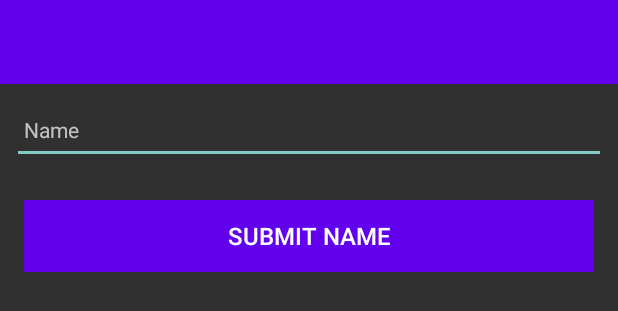
After one commit to 20079934/MyDiaryAndroid, an Android app: the layout activity_rename_diary.xml on its own in the app's theme, with its tools: preview values and no code run, on a phone screen of 412 x 824 dp. The commit adds this screen. Shown: the top 311 px of the screen. Run offline under Robolectric (Android 15) with nearby library versions, the phone set to English and light mode, and no system bars.

Commit message:
Persistence in name change implemented

```diff
--- a/app/src/main/java/com/w20079934/mydiary/activities/DiaryRenameActivity.kt
+++ b/app/src/main/java/com/w20079934/mydiary/activities/DiaryRenameActivity.kt
@@ -1,11 +1,60 @@
 package com.w20079934.mydiary.activities
 
+import android.os.Bundle
+import android.view.Menu
+import android.view.MenuItem
 import androidx.appcompat.app.AppCompatActivity
-import com.w20079934.mydiary.adapters.EntryListener
+import com.w20079934.mydiary.R
+import com.w20079934.mydiary.main.MainApp
+import kotlinx.android.synthetic.main.activity_rename_diary.*
 import org.jetbrains.anko.AnkoLogger
-import org.jetbrains.anko.intentFor
-import org.w20079934.mydiaryapp.fx.models.EntryModel
+import org.jetbrains.anko.toast
+
 
 class DiaryRenameActivity: AppCompatActivity(), AnkoLogger {
+    lateinit var app : MainApp
+
+    override fun onCreate(savedInstanceState : Bundle?) {
+        super.onCreate(savedInstanceState)
+        setContentView(R.layout.activity_rename_diary)
+        app = application as MainApp
+
+        toolbarAdd.title = "Rename Diary"
+        setSupportActionBar(toolbarAdd)
+
+        diaryBox.setText(app.entries.getName())
+
+        btnUpdate.setOnClickListener()
+        {
+            if (diaryBox.text.isNotEmpty())
+            {
+                app.entries.updateName(diaryBox.text.toString())
+                setResult(AppCompatActivity.RESULT_OK)
+                finish()
+            }
+            else
+            {
+                toast(getString(R.string.menu_emptyName))
+            }
+        }
+    }
+
+
+
+    override fun onCreateOptionsMenu(menu: Menu?): Boolean {
+        menuInflater.inflate(R.menu.menu_entry, menu)
+        menu?.removeItem(R.id.removeEntry)
+        return super.onCreateOptionsMenu(menu)
+    }
+
+    override fun onOptionsItemSelected(item: MenuItem): Boolean {
+        when (item.itemId) {
+            R.id.cancelEntry -> {
+                setResult(AppCompatActivity.RESULT_CANCELED)
+                finish()
+            }
+        }
+        return super.onOptionsItemSelected(item)
+    }
 
 }
--- a/app/src/main/java/com/w20079934/mydiary/activities/MainActivity.kt
+++ b/app/src/main/java/com/w20079934/mydiary/activities/MainActivity.kt
@@ -25,7 +25,6 @@ class MainActivity : AppCompatActivity(), EntryListener  {
         setContentView(R.layout.activity_main)
 
         app = application as MainApp
-
 
         toolbar.title = "Hello ${app.entries.getName()}!"
         setSupportActionBar(toolbar)
@@ -65,6 +64,7 @@ class MainActivity : AppCompatActivity(), EntryListener  {
 
     override fun onActivityResult(requestCode: Int, resultCode: Int, data: Intent?) {
         loadEntries()
+        toolbar.title = "Hello ${app.entries.getName()}!"
         super.onActivityResult(requestCode, resultCode, data)
     }
     private fun loadEntries() {
--- /dev/null
+++ b/app/src/main/res/layout/activity_rename_diary.xml
@@ -0,0 +1,69 @@
+<?xml version="1.0" encoding="utf-8"?>
+<androidx.constraintlayout.widget.ConstraintLayout xmlns:android="http://schemas.android.com/apk/res/android"
+    android:layout_width="match_parent"
+    android:layout_height="match_parent"
+    xmlns:app="http://schemas.android.com/apk/res-auto">
+
+    <RelativeLayout
+        android:layout_width="match_parent"
+        android:layout_height="wrap_content"
+        app:layout_constraintBottom_toBottomOf="parent"
+        app:layout_constraintTop_toTopOf="parent">
+
+        <com.google.android.material.appbar.AppBarLayout
+            android:id="@+id/appBarLayout"
+            android:layout_width="match_parent"
+            android:layout_height="wrap_content"
+            android:background="@color/purple_500"
+            android:fitsSystemWindows="true"
+            app:elevation="0dip"
+            app:theme="@style/ThemeOverlay.AppCompat.Dark.ActionBar">
+
+            <androidx.appcompat.widget.Toolbar
+                android:id="@+id/toolbarAdd"
+                android:layout_width="match_parent"
+                android:layout_height="wrap_content"
+                app:titleTextColor="@color/design_default_color_on_primary" />
+        </com.google.android.material.appbar.AppBarLayout>
+
+        <ScrollView
+            android:layout_width="match_parent"
+            android:layout_height="match_parent"
+            android:layout_below="@id/appBarLayout"
+            android:fillViewport="true">
+
+            <LinearLayout
+                android:layout_width="match_parent"
+                android:layout_height="wrap_content"
+                android:orientation="vertical">
+
+                <EditText
+                    android:id="@+id/diaryBox"
+                    android:layout_width="match_parent"
+                    android:layout_height="45dp"
+                    android:layout_margin="8dp"
+                    android:autofillHints=""
+                    android:hint="@string/hint_diaryName"
+                    android:inputType="text"
+                    android:maxLength="25"
+                    android:maxLines="1"
+                    android:padding="8dp"
+                    android:textColor="@color/white"
+                    android:textSize="14sp" />
+                <Button
+                    android:id="@+id/btnUpdate"
+                    android:layout_width="match_parent"
+                    android:layout_height="wrap_content"
+                    android:layout_margin="16dp"
+                    android:background="@color/purple_500"
+                    android:paddingTop="8dp"
+                    android:paddingBottom="8dp"
+                    android:stateListAnimator="@null"
+                    android:text="@string/button_renameDiary"
+                    android:textColor="@color/design_default_color_on_primary"
+                    android:textSize="16sp" />
+            </LinearLayout>
+        </ScrollView>
+
+    </RelativeLayout>
+</androidx.constraintlayout.widget.ConstraintLayout>
--- a/app/src/main/res/values/strings.xml
+++ b/app/src/main/res/values/strings.xml
@@ -17,4 +17,7 @@
     <string name="menu_invalidEntry">Please add an entry</string>
     <string name="delete">Delete</string>
     <string name="cancel">Cancel</string>
+    <string name="hint_diaryName">Name</string>
+    <string name="menu_emptyName">Please enter a name</string>
+    <string name="button_renameDiary">Submit Name</string>
 </resources>
```
